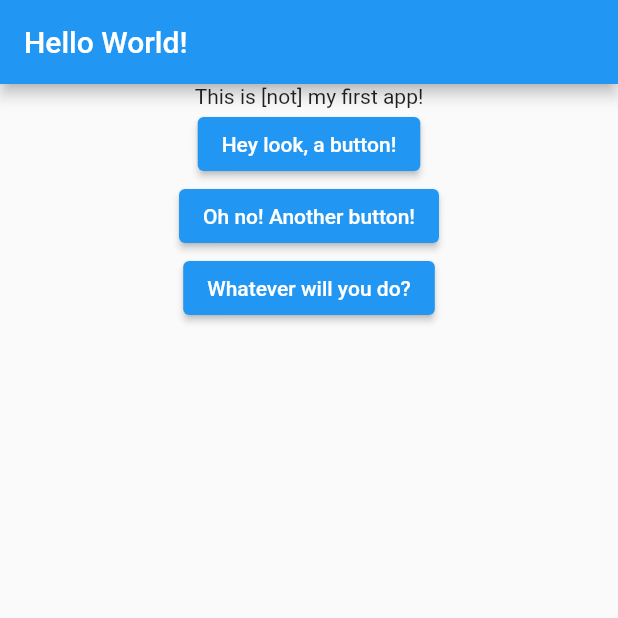
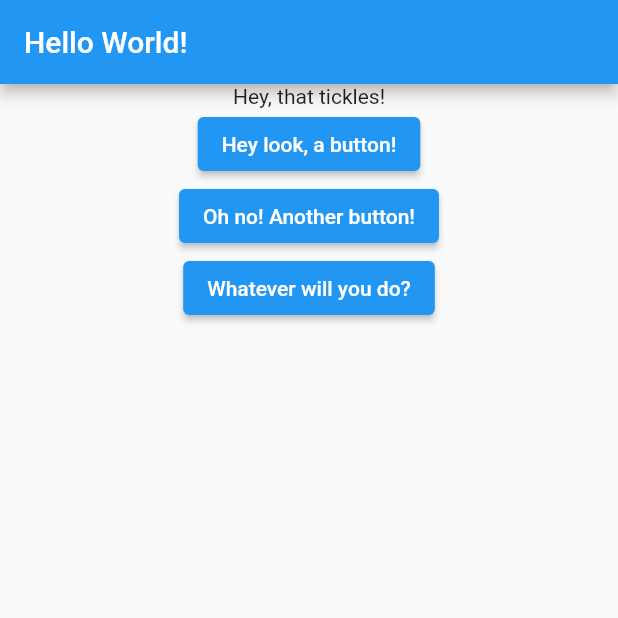
Before and after one commit to bsdonald/flutter_complete_guide, a Flutter app: the screen it shows after launch, after a tap on "Hey look, a button!", on a phone screen of 412 x 824 dp, the top half of it. Run offline on Flutter 3.47's test engine with Material 2 defaults, Android fonts, the phone set to English and light mode, and no system bars.

Commit message:
converted home_screen to stateful widget

```diff
--- a/lib/home_screen.dart
+++ b/lib/home_screen.dart
@@ -1,13 +1,28 @@
 import 'package:flutter/material.dart';
 
-class HomeScreen extends StatelessWidget {
+class HomeScreen extends StatefulWidget {
   const HomeScreen({super.key});
 
   @override
+  State<HomeScreen> createState() => _HomeScreenState();
+}
+
+class _HomeScreenState extends State<HomeScreen> {
+  var promptIndex = 0;
+
+  void buttonPress() {
+    promptIndex = 1;
+    setState(() {});
+    print(promptIndex);
+  }
+
+  @override
   Widget build(BuildContext context) {
-    List<String> questions = [
-      'What\'s your favorite color?',
-      'What\'s your favorite animal?',
+    List<String> prompts = [
+      'This is [not] my first app!',
+      'Hey, that tickles!',
+      'Stop that!',
+      'I\'m telling mom!!!!',
     ];
     return Scaffold(
       appBar: AppBar(
@@ -16,10 +31,10 @@ class HomeScreen extends StatelessWidget {
       body: Center(
         child: Column(
           children: [
-            const Text('This is [not] my first app!'),
+            Text(prompts[promptIndex]),
             ElevatedButton(
               child: const Text('Hey look, a button!'),
-              onPressed: () => print('Hey, that tickles'),
+              onPressed: () => buttonPress(),
             ),
             ElevatedButton(
               child: const Text('Oh no! Another button!'),
--- a/lib/my_app.dart
+++ b/lib/my_app.dart
@@ -6,6 +6,6 @@ class MyApp extends StatelessWidget {
 
   @override
   Widget build(BuildContext context) {
-    return const MaterialApp(home: HomeScreen());
+    return MaterialApp(home: HomeScreen());
   }
 }
```
